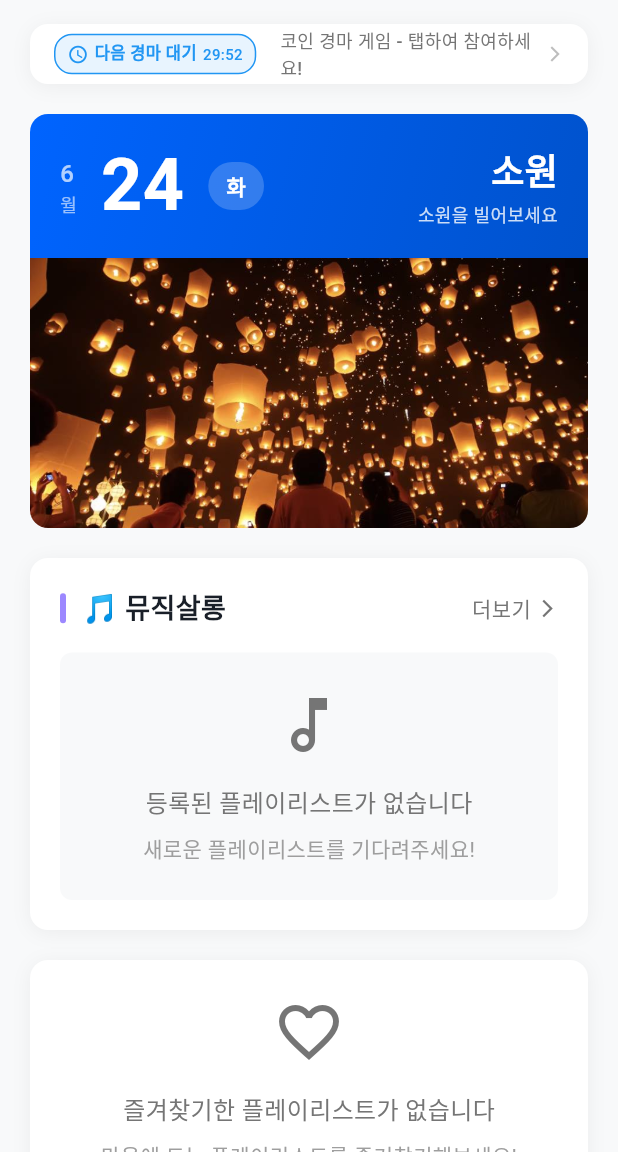
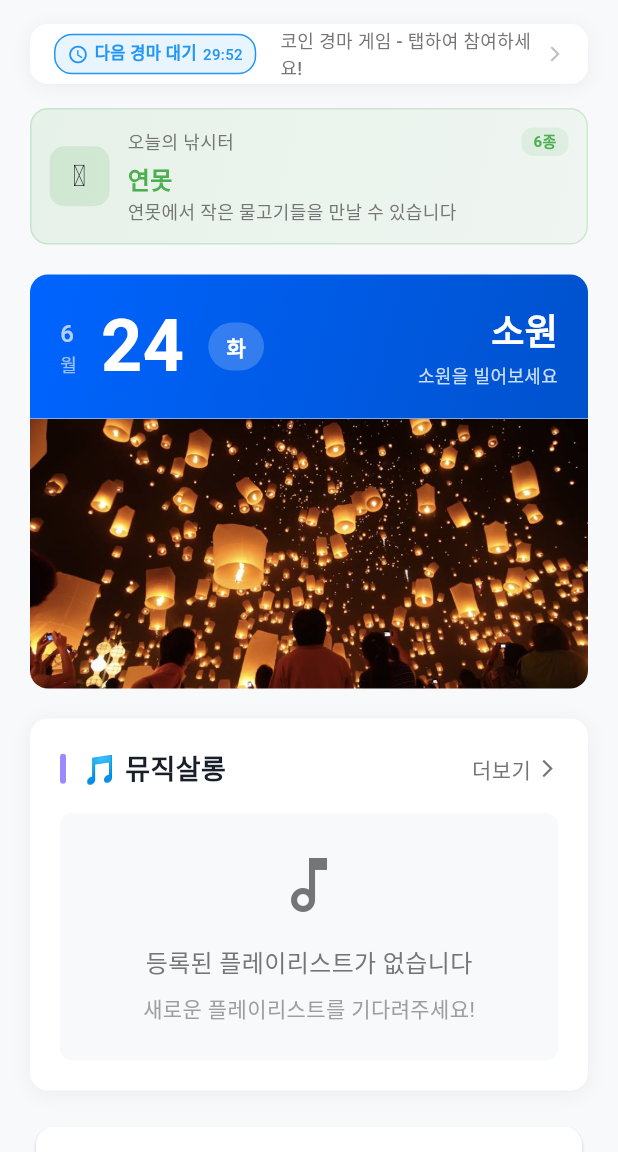
Before and after one commit to idlepoe/samusil_addon, a Flutter app: the screen it shows after launch, on a phone screen of 412 x 824 dp, the part 84-1236 px from its top. Run offline on Flutter 3.47's test engine with Material 3 defaults, Android fonts, the phone set to English and light mode, and no system bars; our stand-ins replace auto_size_text, badges, cached_network_image, cloud_firestore, cloud_functions, dio and 18 more; missing offline and left inert: image_gallery_saver_plus, scroll_loop_auto_scroll, simple_pip_mode; accounts and stored records are empty; network calls fail.

Commit message:
대시보드에 낚시 정보 추가

```diff
--- a/lib/pages/dash_board/dash_board_view.dart
+++ b/lib/pages/dash_board/dash_board_view.dart
@@ -20,6 +20,7 @@ import 'widgets/music_player_widget.dart';
 import 'widgets/music_salon_widget.dart';
 import 'widgets/favorite_playlists_widget.dart';
 import 'widgets/pip_child_widget.dart';
+import 'widgets/daily_location_widget.dart';
 
 class DashBoardView extends GetView<DashBoardController> {
   const DashBoardView({super.key});
@@ -104,6 +105,10 @@ class DashBoardView extends GetView<DashBoardController> {
                         children: [
                           // 코인 가격 스크롤
                           const RaceStatusWidget(),
+                          const SizedBox(height: 16),
+
+                          // 오늘의 낚시터 정보
+                          const DailyLocationWidget(),
                           const SizedBox(height: 20),
 
                           // 오늘 날짜 헤더
@@ -114,9 +119,11 @@ class DashBoardView extends GetView<DashBoardController> {
                           const MusicSalonWidget(),
                           const SizedBox(height: 20),
 
-                          // 즐겨찾기 플레이리스트 섹션
-                          FavoritePlaylistsWidget(controller: controller),
-                          const SizedBox(height: 20),
+                          // 즐겨찾기 플레이리스트 섹션 (즐겨찾기가 있을 때만 표시)
+                          if (controller.favoritePlaylists.isNotEmpty) ...[
+                            FavoritePlaylistsWidget(controller: controller),
+                            const SizedBox(height: 20),
+                          ],
 
                           // 게임 뉴스 섹션
                           GameNewsListWidget(controller: controller),
--- /dev/null
+++ b/lib/pages/dash_board/widgets/daily_location_widget.dart
@@ -0,0 +1,144 @@
+import 'package:flutter/material.dart';
+import 'package:get/get.dart';
+import '../../../models/fish.dart';
+
+class DailyLocationWidget extends StatelessWidget {
+  const DailyLocationWidget({super.key});
+
+  @override
+  Widget build(BuildContext context) {
+    final todayLocation = Fish.getTodayLocation();
+    final todayDescription = Fish.getTodayLocationDescription();
+    final todayFishCount = Fish.getTodayAvailableFish().length;
+
+    // 요일별 이모지 매핑
+    final locationEmojis = {
+      '강': '🏞️',
+      '연못': '🪷',
+      '하구': '🌊',
+      '절벽 위': '⛰️',
+      '바다': '🌊',
+      '부둣가': '🛥️',
+      '바다(잠수)': '🤿',
+    };
+
+    // 요일별 색상 매핑
+    final locationColors = {
+      '강': const Color(0xFF2196F3), // 파란색
+      '연못': const Color(0xFF4CAF50), // 초록색
+      '하구': const Color(0xFF00BCD4), // 청록색
+      '절벽 위': const Color(0xFF795548), // 갈색
+      '바다': const Color(0xFF3F51B5), // 남색
+      '부둣가': const Color(0xFF607D8B), // 청회색
+      '바다(잠수)': const Color(0xFF9C27B0), // 보라색
+    };
+
+    final locationColor =
+        locationColors[todayLocation] ?? const Color(0xFF2196F3);
+    final locationEmoji = locationEmojis[todayLocation] ?? '🎣';
+
+    return InkWell(
+      onTap: () {
+        // 낚시 게임 화면으로 이동
+        Get.toNamed('/fishing-game');
+      },
+      borderRadius: BorderRadius.circular(12),
+      child: Container(
+        decoration: BoxDecoration(
+          gradient: LinearGradient(
+            colors: [
+              locationColor.withOpacity(0.1),
+              locationColor.withOpacity(0.05),
+            ],
+            begin: Alignment.topLeft,
+            end: Alignment.bottomRight,
+          ),
+          borderRadius: BorderRadius.circular(12),
+          border: Border.all(color: locationColor.withOpacity(0.2), width: 1),
+        ),
+        child: Padding(
+          padding: const EdgeInsets.all(12),
+          child: Row(
+            children: [
+              // 아이콘 컨테이너
+              Container(
+                width: 40,
+                height: 40,
+                decoration: BoxDecoration(
+                  color: locationColor.withOpacity(0.15),
+                  borderRadius: BorderRadius.circular(10),
+                ),
+                child: Center(
+                  child: Text(
+                    locationEmoji,
+                    style: const TextStyle(fontSize: 20),
+                  ),
+                ),
+              ),
+              const SizedBox(width: 12),
+              // 텍스트 정보
+              Expanded(
+                child: Column(
+                  crossAxisAlignment: CrossAxisAlignment.start,
+                  children: [
+                    Row(
+                      children: [
+                        Text(
+                          '오늘의 낚시터',
+                          style: TextStyle(
+                            fontSize: 12,
+                            color: Colors.grey[600],
+                            fontWeight: FontWeight.w500,
+                          ),
+                        ),
+                        const Spacer(),
+                        Container(
+                          padding: const EdgeInsets.symmetric(
+                            horizontal: 8,
+                            vertical: 2,
+                          ),
+                          decoration: BoxDecoration(
+                            color: locationColor.withOpacity(0.1),
+                            borderRadius: BorderRadius.circular(8),
+                          ),
+                          child: Text(
+                            '${todayFishCount}종',
+                            style: TextStyle(
+                              fontSize: 10,
+                              color: locationColor,
+                              fontWeight: FontWeight.w600,
+                            ),
+                          ),
+                        ),
+                      ],
+                    ),
+                    const SizedBox(height: 4),
+                    Text(
+                      Fish.getLocationDisplayName(todayLocation),
+                      style: TextStyle(
+                        fontSize: 16,
+                        fontWeight: FontWeight.w700,
+                        color: locationColor,
+                      ),
+                    ),
+                    const SizedBox(height: 2),
+                    Text(
+                      todayDescription.split(' - ')[1], // "월요일 - " 부분 제거
+                      style: TextStyle(
+                        fontSize: 12,
+                        color: Colors.grey[600],
+                        height: 1.3,
+                      ),
+                      maxLines: 2,
+                      overflow: TextOverflow.ellipsis,
+                    ),
+                  ],
+                ),
+              ),
+            ],
+          ),
+        ),
+      ),
+    );
+  }
+}
```
